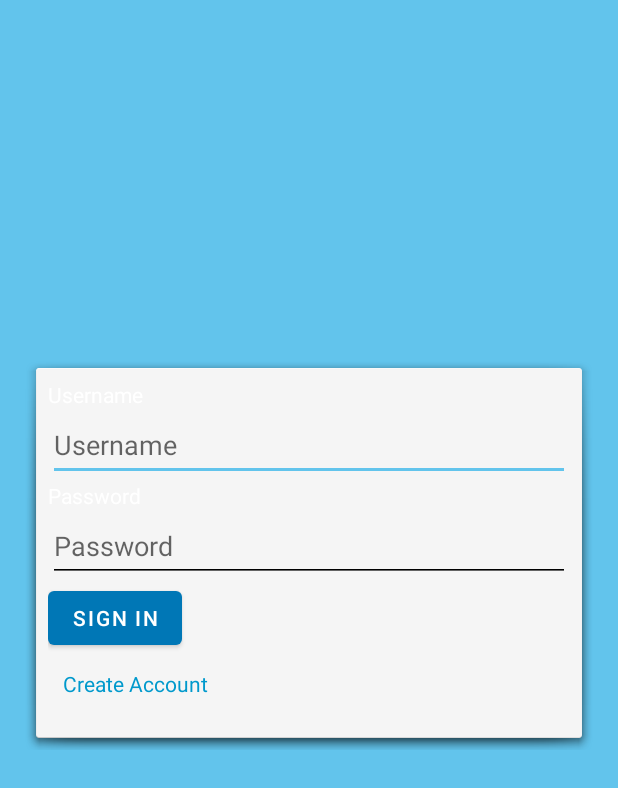
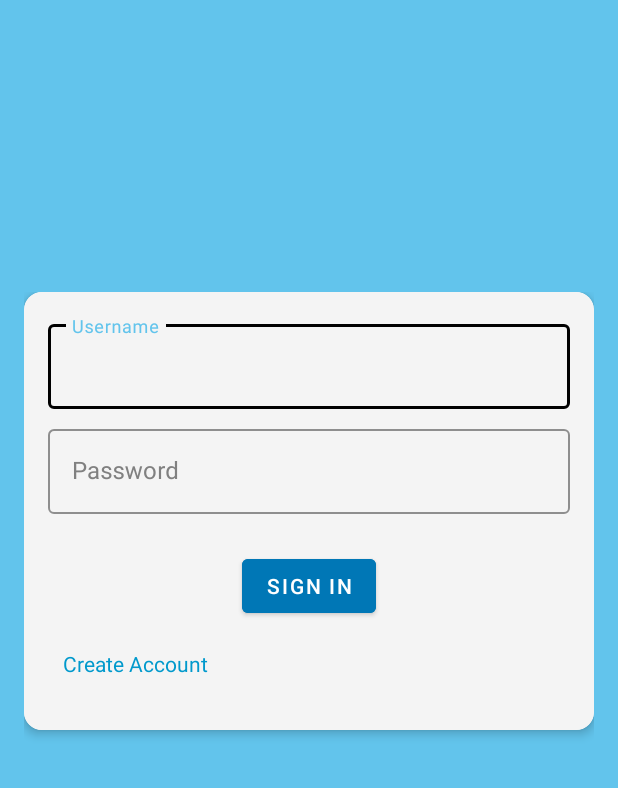
Before and after one commit to dumartist/CarWatch, an Android app: the screen it shows after launch (MainActivity), on a phone screen of 412 x 824 dp. Shown: the top 788 px of the screen. Run offline under Robolectric (Android 15) with nearby library versions, the phone set to English and light mode, and no system bars; libraries missing offline, so code that uses them is left out: com.franmontiel.persistentcookiejar; 4 statements that could not run were skipped.

Commit message:
Updated login & Register account UI to use more visible colors.

```diff
--- a/app/src/main/res/layout/fragment_login.xml
+++ b/app/src/main/res/layout/fragment_login.xml
@@ -1,11 +1,11 @@
 <?xml version="1.0" encoding="utf-8"?>
 <LinearLayout xmlns:android="http://schemas.android.com/apk/res/android"
+    xmlns:app="http://schemas.android.com/apk/res-auto"
     xmlns:tools="http://schemas.android.com/tools"
     android:layout_width="match_parent"
     android:layout_height="match_parent"
     android:gravity="center"
     android:orientation="vertical"
-    android:background="@color/light_background"
     android:padding="16dp">
 
     <ViewSwitcher
@@ -14,117 +14,167 @@
         android:layout_height="wrap_content"
         tools:ignore="UselessParent">
 
-        <!-- Login Layout -->
+        <com.google.android.material.card.MaterialCardView
+            style="@style/AppTheme.Card"
+            android:layout_width="match_parent"
+            android:layout_height="wrap_content"
+            android:layout_marginBottom="16dp">
+
             <LinearLayout
                 android:layout_width="match_parent"
                 android:layout_height="wrap_content"
                 android:orientation="vertical"
                 android:padding="16dp"
-            android:background="@android:drawable/dialog_holo_light_frame">
+                android:background="#F4F4F4">
 
-            <TextView
-                android:text="Username"
-                android:layout_width="wrap_content"
-                android:layout_height="wrap_content"/>
+                <com.google.android.material.textfield.TextInputLayout
+                    style="@style/Widget.MaterialComponents.TextInputLayout.OutlinedBox"
+                    android:layout_width="match_parent"
+                    android:layout_height="wrap_content"
+                    android:layout_marginBottom="8dp"
+                    android:hint="@string/username"
+                    android:textColorHint="@color/gray"
+                    app:boxStrokeColor="@color/black"
+                    app:hintTextColor="@color/light_secondary">
 
-            <EditText
+                    <com.google.android.material.textfield.TextInputEditText
                         android:id="@+id/etLoginUsername"
                         android:layout_width="match_parent"
                         android:layout_height="wrap_content"
-                android:minHeight="48dp"
-                android:paddingVertical="10dp"
-                android:hint="@string/username"
-                android:inputType="text"/>
+                        android:inputType="text"
+                        android:textColor="@color/black" />
+                </com.google.android.material.textfield.TextInputLayout>
 
-            <TextView
-                android:text="Password"
-                android:layout_width="wrap_content"
-                android:layout_height="wrap_content"/>
+                <com.google.android.material.textfield.TextInputLayout
+                    style="@style/Widget.MaterialComponents.TextInputLayout.OutlinedBox"
+                    android:layout_width="match_parent"
+                    android:layout_height="wrap_content"
+                    android:layout_marginBottom="8dp"
+                    android:hint="@string/password"
+                    android:textColorHint="@color/gray"
+                    app:boxStrokeColor="@color/black"
+                    app:hintTextColor="@color/light_secondary">
 
-            <EditText
+                    <com.google.android.material.textfield.TextInputEditText
                         android:id="@+id/etLoginPassword"
                         android:layout_width="match_parent"
                         android:layout_height="wrap_content"
-                android:minHeight="48dp"
-                android:paddingVertical="10dp"
-                android:hint="@string/password"
-                android:inputType="textPassword"/>
+                        android:inputType="textPassword"
+                        android:textColor="@color/black" />
+                </com.google.android.material.textfield.TextInputLayout>
 
-            <Button
+                <com.google.android.material.button.MaterialButton
                     android:id="@+id/btnSignIn"
                     android:layout_width="wrap_content"
                     android:layout_height="wrap_content"
-                android:text="Sign In"/>
+                    android:layout_gravity="center_horizontal"
+                    android:layout_marginTop="16dp"
+                    android:text="Sign In"
+                    android:backgroundTint="@color/light_primary_variant"
+                    android:textColor="@color/white"/>
 
                 <TextView
                     android:id="@+id/tvCreateAccount"
                     android:layout_width="wrap_content"
                     android:layout_height="wrap_content"
+                    android:layout_marginTop="8dp"
+                    android:clickable="true"
+                    android:focusable="true"
+                    android:minHeight="48dp"
+                    android:padding="10dp"
                     android:text="@string/create_account"
-                android:textColor="@android:color/holo_blue_dark"
-                android:clickable="true"
-                android:padding="10dp"
-                android:minHeight="48dp"/>
+                    android:textColor="@android:color/holo_blue_dark" />
             </LinearLayout>
 
-        <!-- Sign Up Layout -->
+        </com.google.android.material.card.MaterialCardView>
+
+        <com.google.android.material.card.MaterialCardView
+            style="@style/AppTheme.Card"
+            android:layout_width="match_parent"
+            android:layout_height="wrap_content"
+            android:layout_marginBottom="16dp">
+
             <LinearLayout
                 android:layout_width="match_parent"
                 android:layout_height="wrap_content"
                 android:orientation="vertical"
                 android:padding="16dp"
-            android:background="@android:drawable/dialog_holo_light_frame">
+                android:background="#F4F4F4">
 
-            <TextView
-                android:text="Username"
-                android:layout_width="wrap_content"
-                android:layout_height="wrap_content"/>
+                <com.google.android.material.textfield.TextInputLayout
+                    style="@style/Widget.MaterialComponents.TextInputLayout.OutlinedBox"
+                    android:layout_width="match_parent"
+                    android:layout_height="wrap_content"
+                    android:layout_marginBottom="8dp"
+                    android:hint="Username"
+                    android:textColorHint="@color/gray"
+                    app:boxStrokeColor="@color/black"
+                    app:hintTextColor="@color/light_secondary">
 
-            <EditText
+                    <com.google.android.material.textfield.TextInputEditText
                         android:id="@+id/etSignUpUsername"
                         android:layout_width="match_parent"
                         android:layout_height="wrap_content"
-                android:hint="Username..." />
+                        android:inputType="text" />
+                </com.google.android.material.textfield.TextInputLayout>
 
-            <TextView
-                android:text="Password"
-                android:layout_width="wrap_content"
-                android:layout_height="wrap_content"/>
+                <com.google.android.material.textfield.TextInputLayout
+                    style="@style/Widget.MaterialComponents.TextInputLayout.OutlinedBox"
+                    android:layout_width="match_parent"
+                    android:layout_height="wrap_content"
+                    android:layout_marginBottom="8dp"
+                    android:hint="Password"
+                    android:textColorHint="@color/gray"
+                    app:boxStrokeColor="@color/black"
+                    app:hintTextColor="@color/light_secondary">
 
-            <EditText
+                    <com.google.android.material.textfield.TextInputEditText
                         android:id="@+id/etSignUpPassword"
                         android:layout_width="match_parent"
                         android:layout_height="wrap_content"
-                android:hint="Password..."
-                android:inputType="textPassword"/>
+                        android:inputType="textPassword" />
+                </com.google.android.material.textfield.TextInputLayout>
 
-            <TextView
-                android:text="Confirm Password"
-                android:layout_width="wrap_content"
-                android:layout_height="wrap_content"/>
+                <com.google.android.material.textfield.TextInputLayout
+                    style="@style/Widget.MaterialComponents.TextInputLayout.OutlinedBox"
+                    android:layout_width="match_parent"
+                    android:layout_height="wrap_content"
+                    android:layout_marginBottom="8dp"
+                    android:hint="Confirm Password"
+                    android:textColorHint="@color/gray"
+                    app:boxStrokeColor="@color/black"
+                    app:hintTextColor="@color/light_secondary">
 
-            <EditText
+                    <com.google.android.material.textfield.TextInputEditText
                         android:id="@+id/etConfirmPassword"
                         android:layout_width="match_parent"
                         android:layout_height="wrap_content"
-                android:hint="Confirm Password"
-                android:inputType="textPassword"/>
+                        android:inputType="textPassword" />
+                </com.google.android.material.textfield.TextInputLayout>
 
-            <Button
+                <com.google.android.material.button.MaterialButton
                     android:id="@+id/btnCreateAccount"
                     android:layout_width="wrap_content"
                     android:layout_height="wrap_content"
-                android:text="Create Account"/>
+                    android:layout_gravity="center_horizontal"
+                    android:layout_marginTop="16dp"
+                    android:text="Create Account"
+                    android:backgroundTint="@color/light_primary_variant"
+                    android:textColor="@color/white"/>
 
                 <TextView
                     android:id="@+id/tvSignIn"
                     android:layout_width="wrap_content"
                     android:layout_height="wrap_content"
+                    android:layout_marginTop="8dp"
+                    android:clickable="true"
+                    android:focusable="true"
+                    android:minHeight="48dp"
+                    android:padding="10dp"
                     android:text="@string/sign_in"
-                android:textColor="@android:color/holo_blue_dark"
-                android:clickable="true"/>
+                    android:textColor="@android:color/holo_blue_dark" />
             </LinearLayout>
 
+        </com.google.android.material.card.MaterialCardView>
     </ViewSwitcher>
-
 </LinearLayout>
--- a/app/src/main/res/values-night/themes.xml
+++ b/app/src/main/res/values-night/themes.xml
@@ -1,6 +1,6 @@
 <resources xmlns:tools="http://schemas.android.com/tools">
     <!-- Base application theme. -->
-    <style name="AppTheme" parent="Theme.MaterialComponents.DayNight.DarkActionBar">
+    <style name="AppTheme" parent="Theme.MaterialComponents.DayNight.NoActionBar">
         <!-- Primary brand color. -->
         <item name="colorPrimary">@color/purple_200</item>
         <item name="colorPrimaryVariant">@color/purple_700</item>
```
Lines whose indentation alone changed are shown as unchanged.
